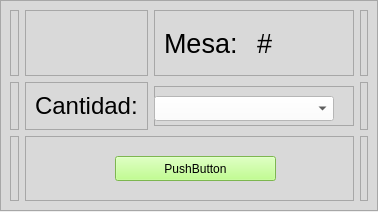
First picture: the form in Layout/Menu_mesas.ui, repository jorgea-hn/Proyecto_Sistema_Restaurante, before the edit.
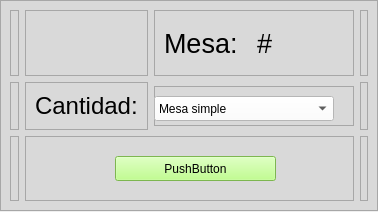
Second picture: the form after the edit.

```diff
--- a/Layout/Menu_mesas.ui
+++ b/Layout/Menu_mesas.ui
@@ -109,11 +109,6 @@
        <property name="styleSheet">
         <string notr="true">background-color: rgb(255, 255, 255);</string>
        </property>
-       <item>
-        <property name="text">
-         <string/>
-        </property>
-       </item>
        <item>
         <property name="text">
          <string>Mesa simple</string>
```
